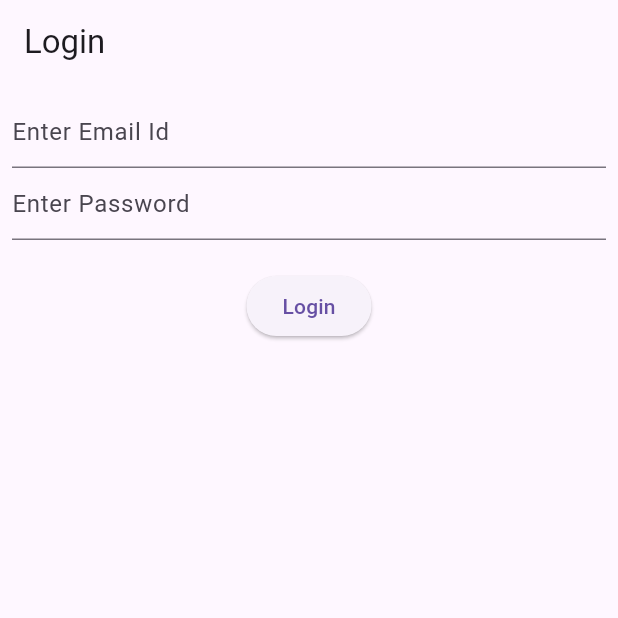
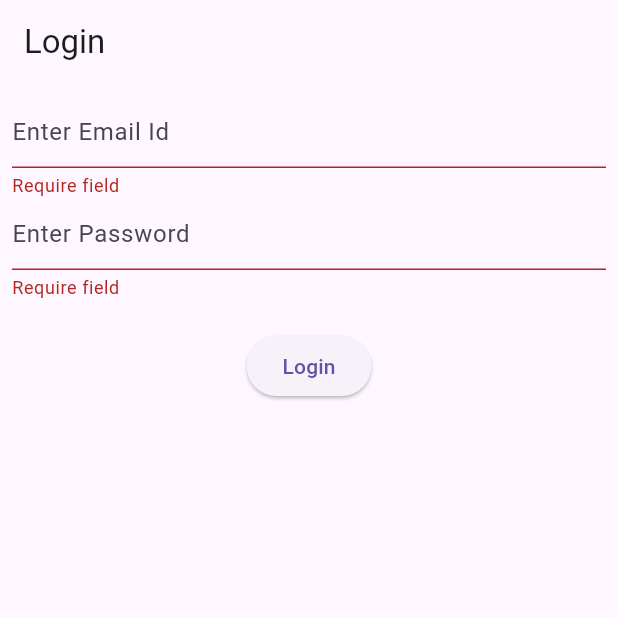
Before and after one commit to Reniexp/flutter-testing, a Flutter app: the screen it shows after launch, after a tap on "Login", on a phone screen of 412 x 824 dp, the top half of it. Run offline on Flutter 3.47's test engine with Material 3 defaults, Android fonts, the phone set to English and light mode, and no system bars.

Commit message:
16. Login Screen - Validation Error Case. Mapear & test validation

```diff
--- a/LOGIN_EXAMPLE/login_example_1/lib/login_screen.dart
+++ b/LOGIN_EXAMPLE/login_example_1/lib/login_screen.dart
@@ -1,4 +1,5 @@
 import 'package:flutter/material.dart';
+import 'package:login_example_1/validator.dart';
 
 class LoginScreen extends StatefulWidget {
   const LoginScreen({Key? key}) : super(key: key);
@@ -10,6 +11,7 @@ class LoginScreen extends StatefulWidget {
 class _LoginScreenState extends State<LoginScreen> {
   final TextEditingController _emailController = TextEditingController();
   final TextEditingController _passwordController = TextEditingController();
+  final GlobalKey<FormState> _key = GlobalKey<FormState>();
 
   @override
   Widget build(BuildContext context) {
@@ -19,23 +21,32 @@ class _LoginScreenState extends State<LoginScreen> {
       ),
       body: Padding(
         padding: const EdgeInsets.all(8.0),
+        child: Form(
+          key: _key,
           child: Column(
             children: <Widget>[
               TextFormField(
                 controller: _emailController,
                 key: const ValueKey("email_id"),
                 decoration: const InputDecoration(hintText: "Enter Email Id"),
+                validator: (value) => Validator.validateEmail(value ?? ""),
               ),
               TextFormField(
                 controller: _passwordController,
                 key: const ValueKey("password"),
                 decoration: const InputDecoration(hintText: "Enter Password"),
+                validator: (value) => Validator.validatePassword(value ?? ""),
                 ),
                 SizedBox(
                   height: 20,
                 ),
-              ElevatedButton(onPressed: () {}, child: Text("Login"))
+                ElevatedButton(
+                  onPressed: () {
+                    _key.currentState?.validate();
+                  },
+                child: Text("Login"))
             ],
+          ),
         ),
       ),
     );
```
Also changed, not shown: 1 other file. Lines whose indentation alone changed are shown as unchanged.
